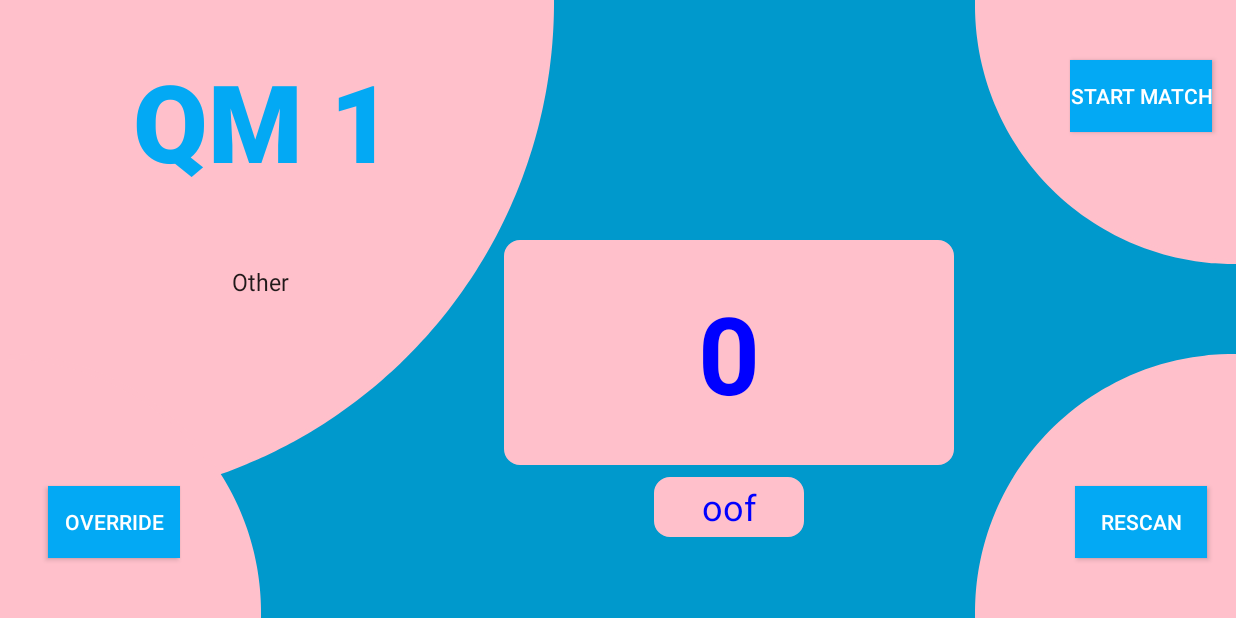
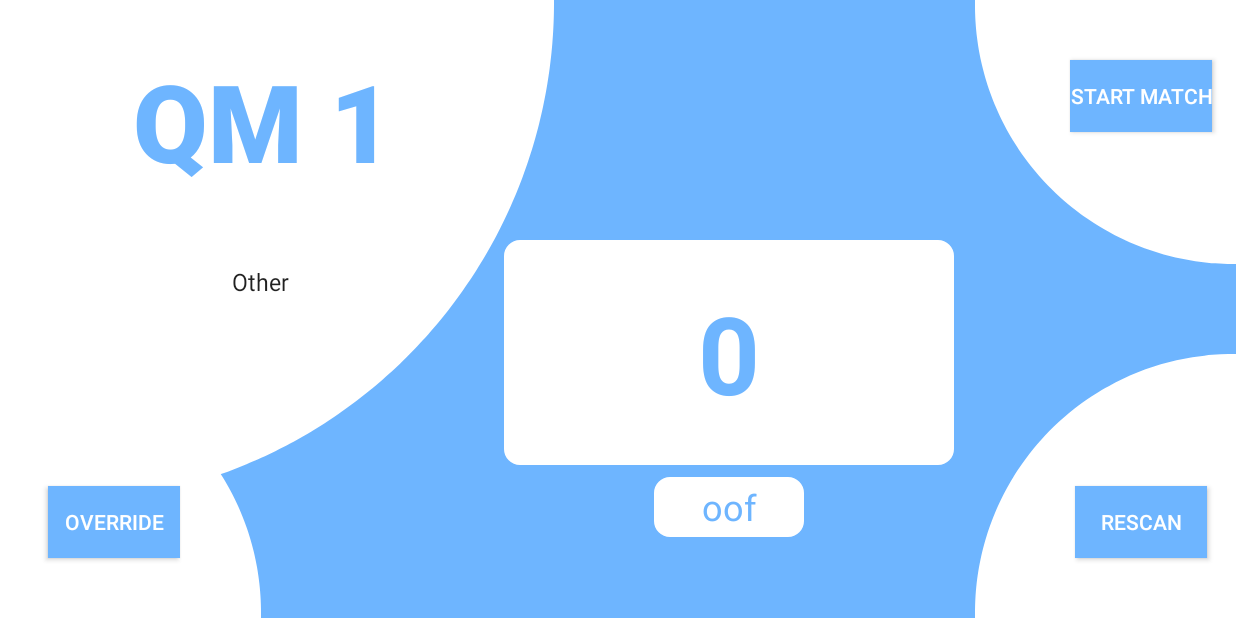
Before and after one commit to Team-2502/Scout2020, an Android app: the screen it shows after launch (HomeScreenActivity), on a phone screen of 824 x 412 dp (held sideways). Run offline under Robolectric (Android 15) with nearby library versions, the phone set to English and light mode, and no system bars; libraries missing offline, so code that uses them is left out: com.obsez.android; 5 statements that could not run were skipped.

Commit message:
Color changes for home screen (not ugly:tm:)

```diff
--- a/app/src/main/java/com/team2502/scout2020/Activities/HomeScreenActivity.java
+++ b/app/src/main/java/com/team2502/scout2020/Activities/HomeScreenActivity.java
@@ -6,9 +6,12 @@ import android.content.DialogInterface;
 import android.content.Intent;
 import android.graphics.Color;
 import android.os.Bundle;
+import android.os.CountDownTimer;
 import android.util.Log;
 import android.view.View;
 import android.widget.ArrayAdapter;
+import android.widget.Button;
+import android.widget.ImageView;
 import android.widget.Spinner;
 import android.widget.TextView;
 
@@ -53,16 +56,33 @@ public class HomeScreenActivity extends AppCompatActivity {
         scout_spinner.setSelection(((ArrayAdapter<String>)scout_spinner.getAdapter()).getPosition(ApplicationInstance.getSp("currentScoutName", "Other")));
 
         TextView ds_view = findViewById(R.id.drivers_station);
+        ImageView background = findViewById(R.id.homeBackground);
+        Button override = findViewById(R.id.override_button);
+        Button startMatch = findViewById(R.id.startMatchButton);
+        Button rescan = findViewById(R.id.rescan);
+
+
         ds_view.setText(current_driver_station);
+        String red = "#FF9AA2";
+        String blue = "#6EB5FF";
         if (current_driver_station.contains("Red")) {
-            ds_view.setTextColor(Color.parseColor("#FF0000"));  // Red
-            team_to_scout_view.setTextColor(Color.parseColor("#FF0000"));
+            ds_view.setTextColor(Color.parseColor(red));
+            team_to_scout_view.setTextColor(Color.parseColor(red));
+            background.setBackgroundColor(Color.parseColor(red));
+            override.setBackgroundColor(Color.parseColor(red));
+            startMatch.setBackgroundColor(Color.parseColor(red));
+            rescan.setBackgroundColor(Color.parseColor(red));
+            match_number.setTextColor(Color.parseColor(red));
         }
         else{
-            ds_view.setTextColor(Color.parseColor("#0000FF")); // Blue
-            team_to_scout_view.setTextColor(Color.parseColor("#0000FF"));
+            ds_view.setTextColor(Color.parseColor(blue));
+            team_to_scout_view.setTextColor(Color.parseColor(blue));
+            background.setBackgroundColor(Color.parseColor(blue));
+            override.setBackgroundColor(Color.parseColor(blue));
+            startMatch.setBackgroundColor(Color.parseColor(blue));
+            rescan.setBackgroundColor(Color.parseColor(blue));
+            match_number.setTextColor(Color.parseColor(blue));
         }
-
     }
 
     public void startMatch(View view){
--- a/app/src/main/res/drawable/bottom_left_semicircle.xml
+++ b/app/src/main/res/drawable/bottom_left_semicircle.xml
@@ -2,12 +2,12 @@
 <shape xmlns:android="http://schemas.android.com/apk/res/android">
 
     <gradient android:angle="135"
-        android:startColor="@color/pink"
-        android:endColor="@color/pink"  />
+        android:startColor="@color/white"
+        android:endColor="@color/white"  />
 
     <stroke
         android:width="3dp"
-        android:color="@color/pink"
+        android:color="@color/white"
         android:dashWidth="8px" />
 
     <corners
--- a/app/src/main/res/drawable/bottom_right_semicircle.xml
+++ b/app/src/main/res/drawable/bottom_right_semicircle.xml
@@ -2,12 +2,12 @@
 <shape xmlns:android="http://schemas.android.com/apk/res/android">
 
     <gradient android:angle="135"
-        android:startColor="@color/pink"
-        android:endColor="@color/pink"  />
+        android:startColor="@color/white"
+        android:endColor="@color/white"  />
 
     <stroke
         android:width="3dp"
-        android:color="@color/pink"
+        android:color="@color/white"
         android:dashWidth="8px" />
 
     <corners
--- a/app/src/main/res/drawable/rounded_box.xml
+++ b/app/src/main/res/drawable/rounded_box.xml
@@ -2,9 +2,9 @@
 <shape xmlns:android="http://schemas.android.com/apk/res/android" >
     <stroke
         android:width="1dp"
-        android:color="@color/pink" />
+        android:color="@color/white" />
 
-    <solid android:color="@color/pink" />
+    <solid android:color="@color/white" />
 
     <padding
         android:left="1dp"
--- a/app/src/main/res/drawable/top_left_semicircle.xml
+++ b/app/src/main/res/drawable/top_left_semicircle.xml
@@ -2,12 +2,12 @@
 <shape xmlns:android="http://schemas.android.com/apk/res/android">
 
     <gradient android:angle="135"
-        android:startColor="@color/pink"
-        android:endColor="@color/pink"  />
+        android:startColor="@color/white"
+        android:endColor="@color/white"  />
 
     <stroke
         android:width="3dp"
-        android:color="@color/pink"
+        android:color="@color/white"
         android:dashWidth="8px" />
 
     <corners
--- a/app/src/main/res/drawable/top_right_semicircle.xml
+++ b/app/src/main/res/drawable/top_right_semicircle.xml
@@ -2,12 +2,12 @@
 <shape xmlns:android="http://schemas.android.com/apk/res/android">
 
     <gradient android:angle="135"
-        android:startColor="@color/pink"
-        android:endColor="@color/pink"  />
+        android:startColor="@color/white"
+        android:endColor="@color/white"  />
 
     <stroke
         android:width="3dp"
-        android:color="@color/pink"
+        android:color="@color/white"
         android:dashWidth="8px" />
 
     <corners
--- a/app/src/main/res/layout/activity_home_screen.xml
+++ b/app/src/main/res/layout/activity_home_screen.xml
@@ -7,12 +7,12 @@
     tools:context=".Activities.HomeScreenActivity">
 
     <ImageView
-        android:id="@+id/imageView4"
+        android:id="@+id/homeBackground"
         android:layout_width="match_parent"
         android:layout_height="match_parent"
         android:layout_alignParentStart="true"
         android:layout_alignParentTop="true"
-        android:background="@android:color/holo_blue_dark"
+        android:background="@color/pastelRed"
         app:layout_constraintBottom_toBottomOf="parent"
         app:layout_constraintEnd_toEndOf="parent"
         app:layout_constraintHorizontal_bias="0.0"
@@ -20,13 +20,13 @@
         app:layout_constraintTop_toTopOf="parent" />
 
     <Button
-        android:id="@+id/button"
+        android:id="@+id/startMatchButton"
         style="@android:style/Widget.Material.Button"
         android:layout_width="wrap_content"
         android:layout_height="wrap_content"
         android:layout_marginTop="40dp"
         android:layout_marginEnd="16dp"
-        android:background="#03A9F4"
+        android:background="@color/pastelRed"
         android:onClick="startMatch"
         android:text="@string/button_start_match"
         android:textColor="#FFFFFF"
@@ -66,7 +66,7 @@
         android:fontFamily="sans-serif-black"
         android:textAlignment="center"
         android:textAppearance="@style/TextAppearance.AppCompat.Body1"
-        android:textColor="#03A9F4"
+        android:textColor="@color/pastelRed"
         android:textSize="72sp"
         android:textStyle="bold"
         android:typeface="sans"
@@ -81,7 +81,7 @@
         android:layout_marginTop="48dp"
         android:entries="@array/scout_initials"
         android:gravity="center"
-        android:textColor="#03A9F4"
+        android:textColor="@color/pastelRed"
         android:textSize="24sp"
         app:layout_constraintStart_toStartOf="@+id/imageView"
         app:layout_constraintTop_toBottomOf="@+id/matchNumber" />
@@ -91,13 +91,13 @@
         android:layout_width="wrap_content"
         android:layout_height="wrap_content"
         android:layout_marginBottom="40dp"
-        android:background="#03A9F4"
+        android:background="@color/pastelRed"
         android:onClick="openFilePickerDialog"
         android:text="Rescan"
         android:textColor="#FFFFFF"
         app:layout_constraintBottom_toBottomOf="@+id/imageView5"
-        app:layout_constraintEnd_toEndOf="@+id/button"
-        app:layout_constraintStart_toStartOf="@+id/button" />
+        app:layout_constraintEnd_toEndOf="@+id/startMatchButton"
+        app:layout_constraintStart_toStartOf="@+id/startMatchButton" />
 
     <TextView
         android:id="@+id/teamToScout"
@@ -108,7 +108,7 @@
         android:gravity="center"
         android:textAlignment="center"
         android:textAppearance="@style/TextAppearance.AppCompat.Body1"
-        android:textColor="#03A9F4"
+        android:textColor="@color/pastelRed"
         android:textSize="72sp"
         android:textStyle="bold"
         android:typeface="sans"
@@ -127,7 +127,7 @@
         android:gravity="center"
         android:text="RED 2"
         android:textAlignment="center"
-        android:textColor="#FF0000"
+        android:textColor="@color/pastelRed"
         android:textSize="24sp"
         app:layout_constraintStart_toStartOf="@+id/teamToScout"
         app:layout_constraintTop_toBottomOf="@+id/teamToScout" />
@@ -137,8 +137,8 @@
         android:layout_width="174dp"
         android:layout_height="176dp"
         android:src="@drawable/bottom_right_semicircle"
-        app:layout_constraintBottom_toBottomOf="@+id/imageView4"
-        app:layout_constraintEnd_toEndOf="@+id/imageView4" />
+        app:layout_constraintBottom_toBottomOf="@+id/homeBackground"
+        app:layout_constraintEnd_toEndOf="@+id/homeBackground" />
 
     <Button
         android:id="@+id/override_button"
@@ -146,7 +146,7 @@
         android:layout_height="wrap_content"
         android:layout_marginStart="32dp"
         android:layout_marginBottom="40dp"
-        android:background="#03A9F4"
+        android:background="@color/pastelRed"
         android:onClick="openOverrideActivity"
         android:text="OVERRIDE"
         android:textColor="#FFFFFF"
--- a/app/src/main/res/values/colors.xml
+++ b/app/src/main/res/values/colors.xml
@@ -4,4 +4,12 @@
     <color name="colorPrimaryDark">#00574B</color>
     <color name="colorAccent">#D81B60</color>
     <color name="pink">#FFC0CB</color>
+    <color name="newPink">#FF66FF</color>
+    <color name="palevioletred">#DB7093</color>
+    <color name="red">#FF0000</color>
+    <color name="lightBlue">#03A9F4</color>
+    <color name="pastelRed">#FF9AA2</color>
+    <color name="pastelBlue">#6EB5FF</color>
+    <color name="pastelGrey">#DCD3FF</color>
+    <color name="white">#FFFFFF</color>
 </resources>
```
